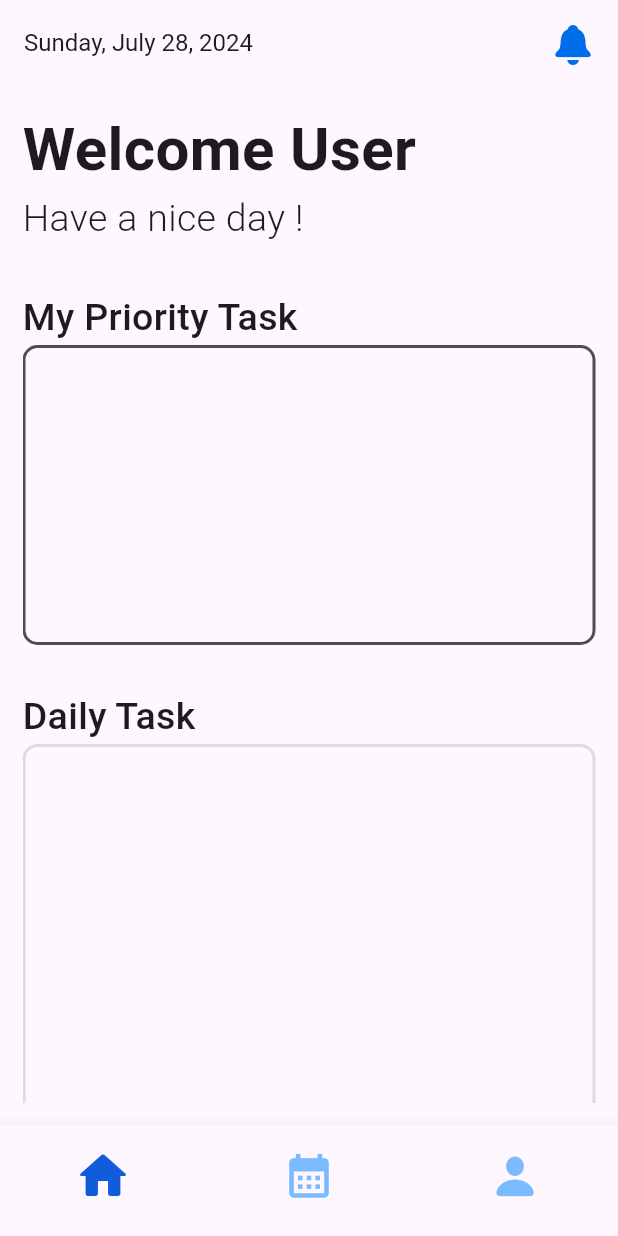
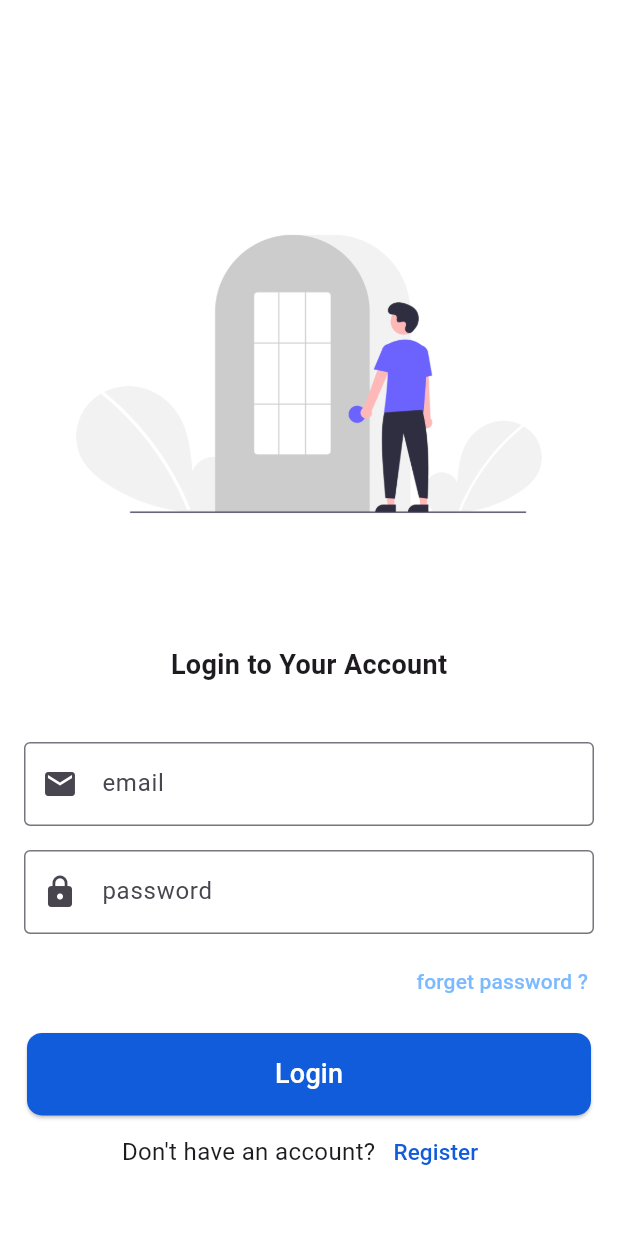
Before and after one commit to VishnukantMULE/todoapp, a Flutter app: the screen it shows after launch, on a phone screen of 412 x 824 dp. Run offline on Flutter 3.47's test engine with Material 3 defaults, Android fonts, the phone set to English and light mode, and no system bars; our stand-ins replace get, intl_phone_number_input, sqflite; accounts and stored records are empty.

```diff
--- /dev/null
+++ b/lib/screens/auth/login/login_controller.dart
@@ -0,0 +1,12 @@
+import 'package:flutter/cupertino.dart';
+import 'package:get/get.dart';
+import 'package:todoapp/screens/auth/login/login_model.dart';
+
+class LoginController extends GetxController{
+  final LoginModel loginModel=LoginModel();
+
+  final TextEditingController emailController=TextEditingController();
+  final TextEditingController passwordController=TextEditingController();
+
+
+}
--- /dev/null
+++ b/lib/screens/auth/login/login_model.dart
@@ -0,0 +1,5 @@
+class LoginModel
+{
+   late String email;
+   late String password;
+}
--- /dev/null
+++ b/lib/screens/auth/login/login_view.dart
@@ -0,0 +1,97 @@
+import 'package:flutter/material.dart';
+import 'package:get/get.dart';
+import 'package:todoapp/screens/auth/login/login_controller.dart';
+import 'package:todoapp/screens/auth/register/register_view.dart';
+import 'package:todoapp/theme/appcolors.dart';
+import 'package:todoapp/widgets/buttons/app_button.dart';
+import 'package:todoapp/widgets/inputs/icon_input_password_textfield.dart';
+import 'package:todoapp/widgets/inputs/icon_input_textfield.dart';
+
+import '../../app.dart';
+
+class LoginView extends StatelessWidget {
+  LoginView({super.key});
+
+  final LoginController loginController = Get.put(LoginController());
+
+  @override
+  Widget build(BuildContext context) {
+    return Scaffold(
+        backgroundColor: Colors.white,
+        body: Padding(
+          padding: const EdgeInsets.all(8.0),
+          child: ListView(
+            children: [
+              const SizedBox(
+                height: 120,
+              ),
+              Image.asset("assets/images/loginbg.png"),
+              const SizedBox(
+                height: 60,
+              ),
+              const Center(
+                  child: Text(
+                "Login to Your Account",
+                style: TextStyle(fontSize: 18, fontWeight: FontWeight.bold),
+              )),
+              const SizedBox(
+                height: 30,
+              ),
+              Column(
+                children: [
+                  IconInputTextfield(
+                    iconSymbol: Icons.email,
+                    hintText: 'email',
+                    inputController: loginController.emailController,
+                  ),
+                  IconInputPasswordTextfield(iconSymbol: Icons.lock, inputController: loginController.passwordController, hintText: "password"),
+
+                  Align(
+                      alignment: AlignmentDirectional.centerEnd,
+                      child: TextButton(
+                          onPressed: () {},
+                          child: const Text(
+                            "forget password ?",
+                            style: TextStyle(color: Appcolors.primary5),
+                            textAlign: TextAlign.end,
+                          )))
+                ],
+              ),
+              const SizedBox(
+                height: 10,
+              ),
+              AppButton(
+                  text: "Login",
+                  buttonClick: () {
+                    Navigator.push(context,
+                        MaterialPageRoute(builder: (context) => const App()));
+                  }),
+              Row(
+                mainAxisAlignment: MainAxisAlignment.center,
+                children: [
+                  const Text(
+                    "Don't have an account?",
+                    overflow: TextOverflow.ellipsis,
+                    style: TextStyle(fontSize: 16),
+                    textAlign: TextAlign.center,
+                  ),
+                  TextButton(
+                      onPressed: () {
+                        Navigator.push(
+                            context,
+                            MaterialPageRoute(
+                                builder: (context) =>  RegisterView()));
+                      },
+                      child: const Text(
+                        "Register",
+                        style:
+                            TextStyle(color: Appcolors.primary, fontSize: 15),
+                      ))
+                ],
+              )
+            ],
+          ),
+        )
+    );
+  }
+}
--- a/lib/screens/splash/splashscreen.dart
+++ b/lib/screens/splash/splashscreen.dart
@@ -1,6 +1,7 @@
 import 'package:flutter/cupertino.dart';
 import 'package:flutter/material.dart';
 import 'package:todoapp/screens/app.dart';
+import 'package:todoapp/screens/auth/login/login_view.dart';
 import 'package:todoapp/screens/home/home_view.dart';
 
 class Splashscreen extends StatelessWidget {
@@ -9,7 +10,8 @@ class Splashscreen extends StatelessWidget {
   @override
   Widget build(BuildContext context) {
     Future.delayed(Duration(seconds: 3),(){
-      Navigator.push(context, MaterialPageRoute(builder: (context)=>App()));
+      // Navigator.push(context, MaterialPageRoute(builder: (context)=>App()));
+      Navigator.push(context, MaterialPageRoute(builder: (context)=> LoginView()));
       // Navigator.push(context, MaterialPageRoute(builder: (context)=>Homeview()));
     });
     return Scaffold(
--- a/lib/screens/task/todo/todo_view.dart
+++ b/lib/screens/task/todo/todo_view.dart
@@ -3,9 +3,9 @@ import 'package:flutter/material.dart';
 import 'package:get/get.dart';
 import 'package:todoapp/screens/task/todo/todo_controller.dart';
 import 'package:todoapp/theme/appcolors.dart';
-import 'package:todoapp/widgets/app_button.dart';
-import 'package:todoapp/widgets/app_input_textfield.dart';
-import 'package:todoapp/widgets/title_text.dart';
+import 'package:todoapp/widgets/buttons/app_button.dart';
+import 'package:todoapp/widgets/inputs/app_input_textfield.dart';
+import 'package:todoapp/widgets/text/title_text.dart';
 
 class TodoView extends StatelessWidget {
 
--- a/lib/services/db_service/db_service.dart
+++ b/lib/services/db_service/db_service.dart
@@ -4,14 +4,26 @@ import 'package:path/path.dart';
 class DbService {
   final _table_dt = "daily_task";
   final _table_pt = "priority_task";
+  final _table_user = "user";
+
+  //Task Columns
   final _columnId = '_id';
   final _columnStartDate = 'start_date';
   final _columnEndDate = 'end_date';
   final _columnTitle = 'title';
   final _columnSubTaskList = 'subtask_list';
   final _columnTaskDescription = 'task_description';
-  final _columndtStatus = 'status';
-  final _columnptStatus = 'status';
+  final _columnDtStatus = 'status';
+  final _columnPtStatus = 'status';
+
+  //User Columns
+  final _columnFirstName = "firstname";
+  final _columnLastName = "lastname";
+  final _columnPhoneNumber = "phone";
+  final _columnEmail = "email";
+  final _columnDOB = "dob";
+  final _columnPassword = "password";
+  final _columnProfilePhoto = "profilephoto";
 
   Future<Database> openMyDatabase() async {
     final dbPath = await getDatabasesPath();
@@ -37,7 +49,7 @@ class DbService {
         $_columnEndDate TEXT NOT NULL,
         $_columnTitle TEXT NOT NULL,
         $_columnTaskDescription TEXT NOT NULL,
-        $_columndtStatus TEXT NOT NULL
+        $_columnDtStatus TEXT NOT NULL
         )
         ''');
   }
@@ -51,7 +63,23 @@ class DbService {
         $_columnTitle TEXT NOT NULL,
         $_columnTaskDescription TEXT NOT NULL,
         $_columnSubTaskList TEXT NOT NULL,
-        $_columnptStatus TEXT NOT NULL
+        $_columnPtStatus TEXT NOT NULL
+        )
+        ''');
+  }
+
+
+  Future<void> createUserTable(Database db) async {
+    db.execute('''
+          CREATE TABLE $_table_pt(
+        $_columnId INTEGER PRIMARY KEY,
+        $_columnFirstName TEXT NOT NULL,
+        $_columnLastName TEXT NOT NULL,
+        $_columnDOB TEXT NOT NULL,
+        $_columnPhoneNumber TEXT NOT NULL,
+        $_columnEmail TEXT NOT NULL,
+        $_columnPassword TEXT NOT NULL,
+        $_columnProfilePhoto TEXT NOT NULL
         )
         ''');
   }
@@ -67,7 +95,7 @@ class DbService {
       _columnEndDate: endDate,
       _columnTitle: title,
       _columnTaskDescription: description,
-      _columndtStatus: status
+      _columnDtStatus: status
     });
   }
 
@@ -82,7 +110,24 @@ class DbService {
       _columnTitle: title,
       _columnTaskDescription: description,
       _columnSubTaskList: subTask,
-      _columnptStatus: status
+      _columnPtStatus: status
+    });
+  }
+
+
+
+  Future<void> createNewUser(String firstName, String lastName, String dob, String email, String phoneNumber,String password, String photo) async {
+    final dbPath = await getDatabasesPath();
+    final path = join(dbPath, 'task_db.db');
+    final db = await openDatabase(path);
+    db.insert(_table_user, {
+      _columnFirstName:firstName,
+      _columnLastName:lastName,
+      _columnDOB:dob,
+      _columnEmail:email,
+      _columnPhoneNumber:phoneNumber,
+      _columnPassword:password,
+      _columnProfilePhoto:photo
     });
   }
 
@@ -104,17 +149,16 @@ class DbService {
   }
 
 //Update Status
-  Future<void> updateDtStatus(int index, String value) async
-  {
+  Future<void> updateDtStatus(int index, String value) async {
     final dbPath = await getDatabasesPath();
     final path = join(dbPath, 'task_db.db');
     final db = await openDatabase(path);
-    db.update(_table_dt,
-      {_columndtStatus:value},
+    db.update(
+      _table_dt,
+      {_columnDtStatus: value},
       where: '$_columnId=?',
       whereArgs: [index],
     );
     print("Update Trigger");
   }
-
 }
--- /dev/null
+++ b/lib/widgets/inputs/icon_input_password_textfield.dart
@@ -0,0 +1,28 @@
+import 'package:flutter/cupertino.dart';
+import 'package:flutter/material.dart';
+
+class IconInputPasswordTextfield extends StatelessWidget {
+
+  final IconData iconSymbol;
+  final String hintText;
+  final TextEditingController inputController;
+  const IconInputPasswordTextfield({super.key,required this.iconSymbol,required this.inputController,required this.hintText});
+
+  @override
+  Widget build(BuildContext context) {
+    return Padding(
+      padding: const EdgeInsets.all(8.0),
+      child: TextField(
+        obscureText: true,
+        decoration: InputDecoration(
+
+            hintText: hintText,
+            prefixIcon: Icon(iconSymbol),
+            border: OutlineInputBorder()
+
+        ),
+        controller: inputController,
+      ),
+    );
+  }
+}
--- /dev/null
+++ b/lib/widgets/inputs/icon_input_textfield.dart
@@ -0,0 +1,27 @@
+import 'package:flutter/cupertino.dart';
+import 'package:flutter/material.dart';
+
+class IconInputTextfield extends StatelessWidget {
+  final IconData iconSymbol;
+  final String hintText;
+  final TextEditingController inputController;
+  const IconInputTextfield({super.key,required this.iconSymbol,required this.hintText,required this.inputController});
+
+  @override
+  Widget build(BuildContext context) {
+    return Padding(
+      padding: const EdgeInsets.all(8.0),
+      child: TextField(
+
+        decoration: InputDecoration(
+
+          hintText: hintText,
+          prefixIcon: Icon(iconSymbol),
+          border: OutlineInputBorder()
+
+        ),
+        controller: inputController,
+      ),
+    );
+  }
+}
--- a/pubspec.yaml
+++ b/pubspec.yaml
@@ -46,6 +46,7 @@ dependencies:
   intl: ^0.19.0
   get: ^4.6.6
   sqflite: ^2.3.3+1
+  intl_phone_number_input: ^0.7.4
 
 #  image_picker: ^1.1.2
 
```
Also changed, not shown: lib/screens/auth/register/register_controller.dart (added, +17 -0 lines), lib/screens/auth/register/register_model.dart (added, +13 -0 lines), lib/screens/auth/register/register_view.dart (added, +91 -0 lines), lib/screens/task/add/add_task_view.dart (+7 -15 lines), lib/widgets/buttons/app_backbutton.dart (added, +24 -0 lines), lib/widgets/buttons/app_button.dart (renamed from lib/widgets/app_button.dart), lib/widgets/buttons/app_date_button.dart (renamed from lib/widgets/app_date_button.dart), lib/widgets/buttons/select_button.dart (renamed from lib/widgets/select_button.dart), lib/widgets/inputs/app_input_textfield.dart (renamed from lib/widgets/app_input_textfield.dart), lib/widgets/text/title_text.dart (renamed from lib/widgets/title_text.dart), pubspec.lock.
